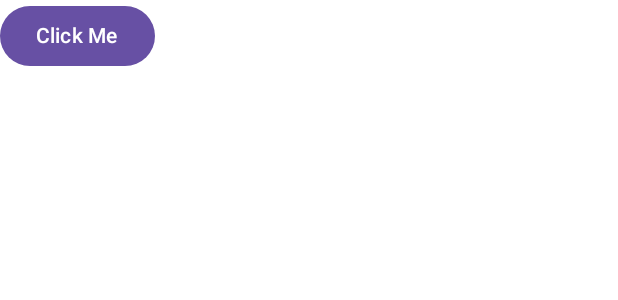
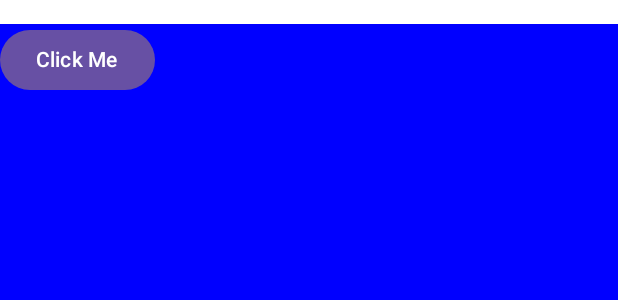
Before and after one commit to hugo3125soko312/Leauge-Prepicker, an Android app built with Jetpack Compose: the @Preview function main2, on a phone screen of 412 x 824 dp. Shown: the top 300 px of the screen. Run offline under Robolectric (Android 15) with nearby library versions, the phone set to English and light mode, and no system bars.

Commit message:
cleanup
woke up, i dont remember anything

```diff
--- a/app/src/main/java/com/example/leaugeprepick/MainActivity.kt
+++ b/app/src/main/java/com/example/leaugeprepick/MainActivity.kt
@@ -1,4 +1,5 @@
 package com.example.leaugeprepick
+
 
 import com.example.leaugeprepick.ui.theme.*
 
@@ -10,15 +11,19 @@ import androidx.compose.foundation.background
 import androidx.compose.foundation.layout.Arrangement
 import androidx.compose.foundation.layout.Box
 import androidx.compose.foundation.layout.Row
+import androidx.compose.foundation.layout.fillMaxHeight
 import androidx.compose.foundation.layout.fillMaxSize
+import androidx.compose.foundation.layout.fillMaxWidth
 import androidx.compose.foundation.layout.padding
 import androidx.compose.material3.Button
 import androidx.compose.material3.ButtonDefaults
+import androidx.compose.material3.Surface
 import androidx.compose.material3.Text
 import androidx.compose.runtime.Composable
 import androidx.compose.ui.Alignment
 import androidx.compose.ui.Modifier
 import androidx.compose.ui.graphics.Color
+import androidx.compose.ui.tooling.preview.Preview
 import androidx.compose.ui.unit.dp
 
 class MainActivity : ComponentActivity() {
@@ -32,13 +37,13 @@ class MainActivity : ComponentActivity() {
 }
 
 @Composable
-fun ConnectButton(alignment: Alignment = Alignment.TopCenter, ){ //wierd ahh type alignment
+fun connectButton(alignment: Alignment = Alignment.TopCenter, ){ //wierd ahh type alignment
     Box(
         modifier = Modifier
-            .fillMaxSize() // fill the entire screen
+            .fillMaxWidth().fillMaxHeight() // fill the entire screen
             .padding(top = 16.dp) // padding
-            .background(color = Color.re)
-        contentAlignment = alignment // default TopCenter
+            .background(color = Color.Blue)
+       // contentAlignment = alignment // default TopCenter
     ) {
         Button(onClick = { /* CODE */ }, elevation = ButtonDefaults.buttonElevation(pressedElevation = 16.dp)) { // elevation = shadow drop
             Text("Click Me")
@@ -46,8 +51,10 @@ fun ConnectButton(alignment: Alignment = Alignment.TopCenter, ){ //wierd ahh typ
     }
 }
 
+@Preview
 @Composable
 fun main2() {
     /*  CODE  */
-    ConnectButton()
+
+    connectButton()
 }
```
Also changed, not shown: app/src/main/java/com/example/leaugeprepick/ui/theme/Theme.kt (+3 -4 lines).
